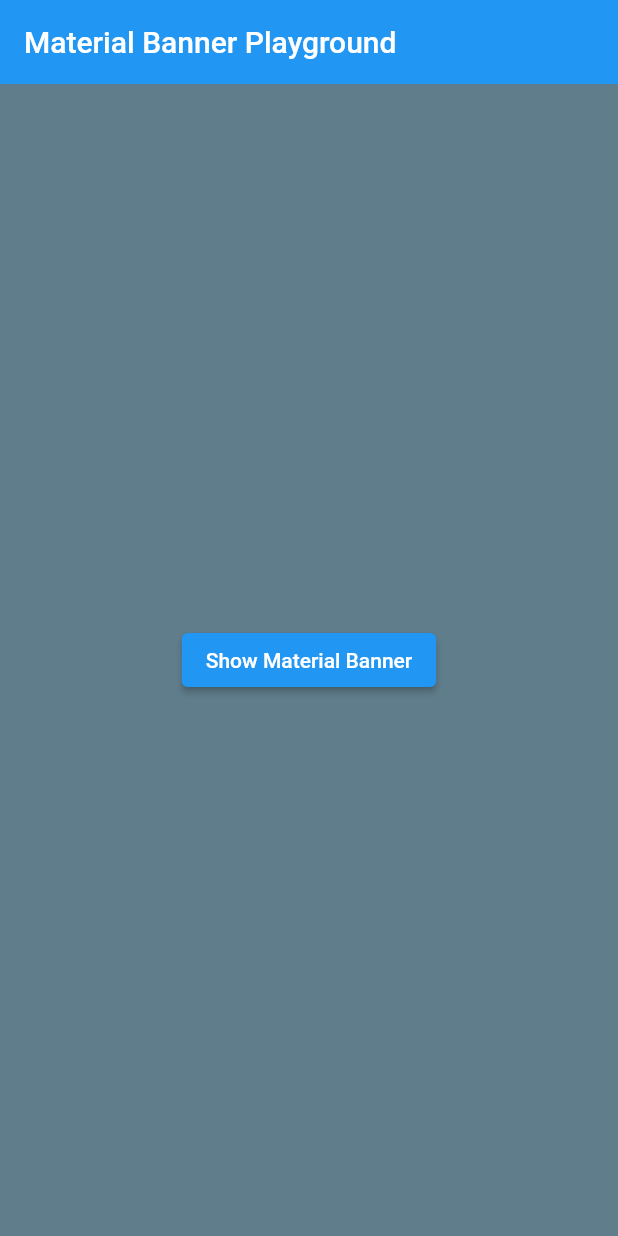
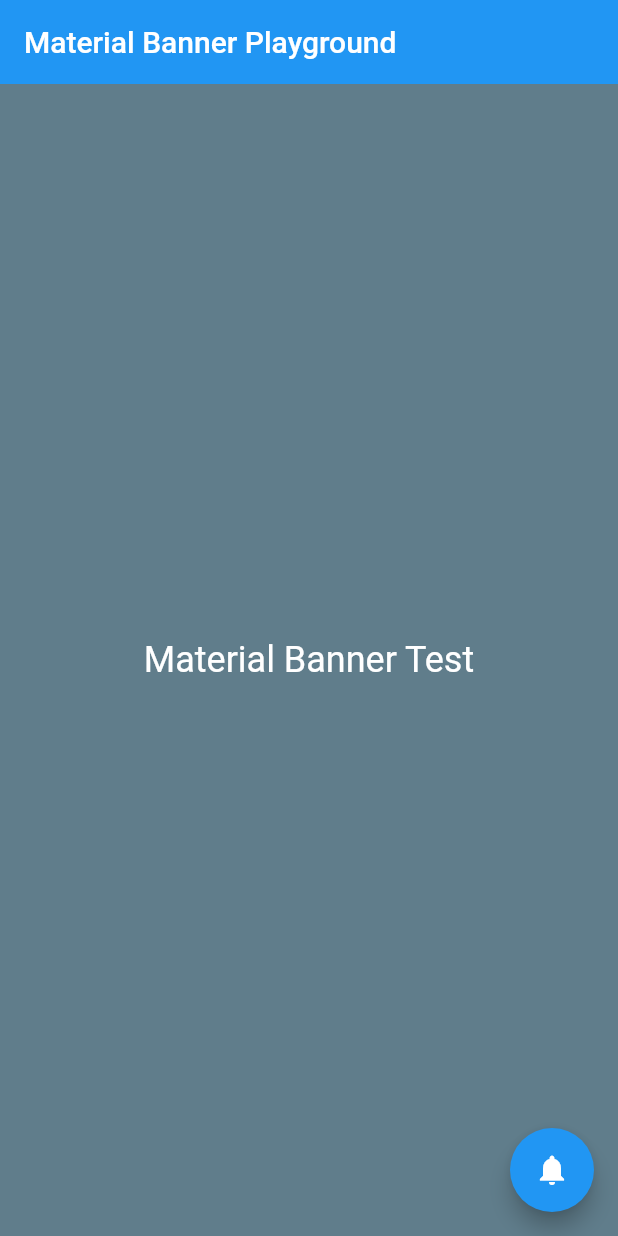
Before and after one commit to hamed-deriv/flutter_material_banner_playground, a Flutter app: the screen it shows after launch, on a phone screen of 412 x 824 dp. Run offline on Flutter 3.47's test engine with Material 2 defaults, Android fonts, the phone set to English and light mode, and no system bars.

Commit message:
minor refactor

```diff
--- a/lib/main.dart
+++ b/lib/main.dart
@@ -28,12 +28,16 @@ class _HomePageState extends State<HomePage> {
   @override
   Widget build(BuildContext context) => Scaffold(
         appBar: AppBar(elevation: 0, title: Text(widget.title)),
+        floatingActionButton: FloatingActionButton(
+          child: const Icon(Icons.notifications),
+          onPressed: () => _showMaterialBanner(context),
+        ),
         body: Container(
           color: Colors.blueGrey,
-          child: Center(
-            child: ElevatedButton(
-              onPressed: () => _showMaterialBanner(context),
-              child: const Text('Show Material Banner'),
+          child: const Center(
+            child: Text(
+              'Material Banner Test',
+              style: TextStyle(fontSize: 24, color: Colors.white),
             ),
           ),
         ),
```
